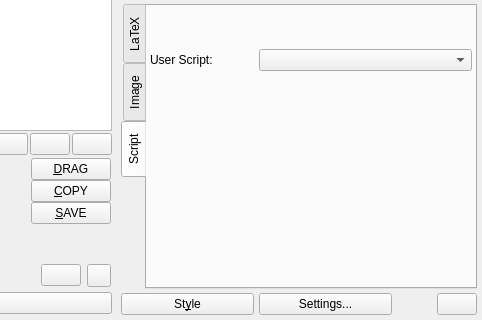
Qt form src/klfmainwin.ui (CryFeiFei/klatexformula) before a commit; both pictures show x 262 to 744 and y 85 to 405 of the 744 by 405 pixel window.
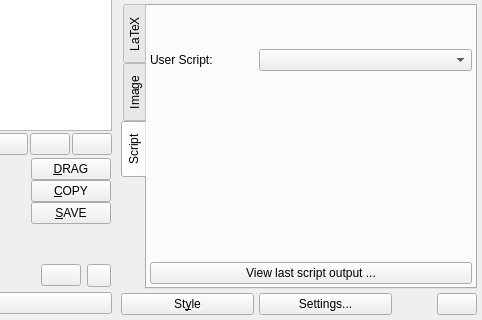
The same form after that commit. The open tabs and pages were chosen to show the change. Icons and pictures are not drawn. Custom widgets are drawn as their Qt base class.

Commit message: * written code for installation of user scripts via add-ons (NEEDS TESTING) * access to last user script output (for user debug) * better global shortcuts on Mac (eg. for symbols/library/etc.), in main menu * small tweaks

The edit to the form file:
```diff
--- a/src/klfmainwin.ui
+++ b/src/klfmainwin.ui
@@ -985,6 +985,13 @@
              </property>
             </spacer>
            </item>
+           <item row="3" column="0" colspan="2">
+            <widget class="QPushButton" name="btnShowLastUserScriptOutput">
+             <property name="text">
+              <string>View last script output ...</string>
+             </property>
+            </widget>
+           </item>
           </layout>
          </widget>
         </widget>
```
Left out of the diff: 10 changed lines with no effect on the pictures. The commit also changes 9 other files.
